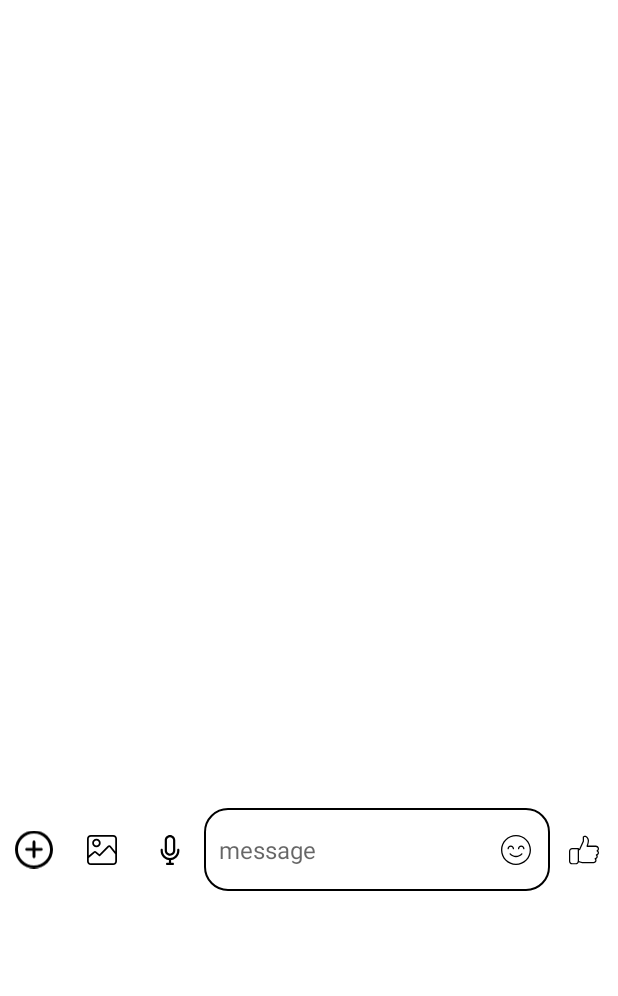
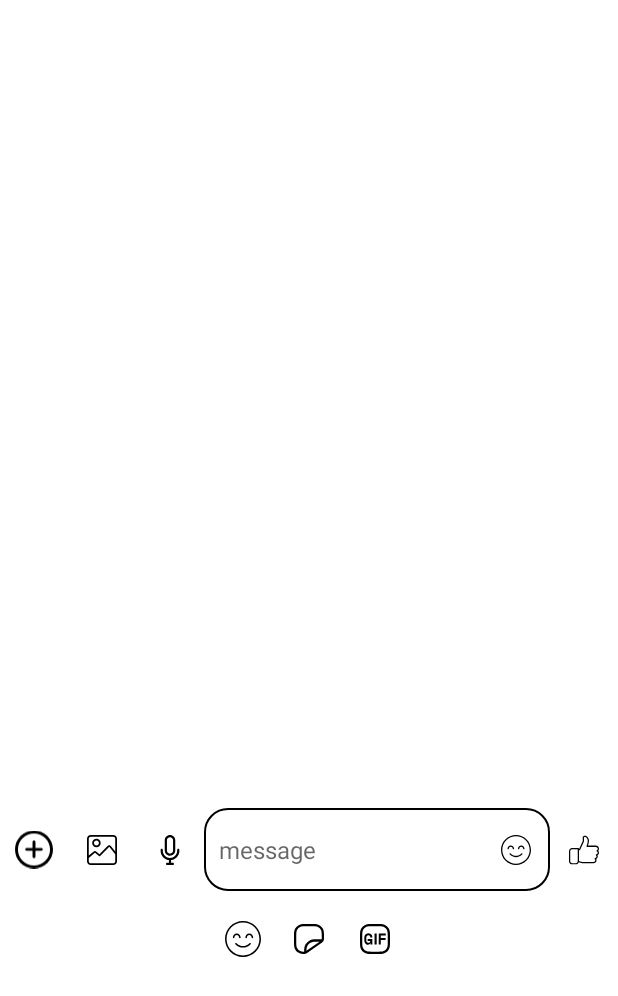
Before and after one commit to khangTi/MyProject, an Android app: the GalleryFragment screen opened through its navigation route, after a tap on an icon or button, on a phone screen of 412 x 824 dp. Shown: the top 996 px of the screen. Run offline under Robolectric (Android 15) with nearby library versions, the phone set to English and light mode, and no system bars; network calls fail; pictures from the network do not load; 1 statement that could not run was skipped; 3 other taps on this screen came first.

Commit message:
update emoji

```diff
--- a/app/src/main/java/com/kt/myproject/ui/fragment/gallery/GalleryFragment.kt
+++ b/app/src/main/java/com/kt/myproject/ui/fragment/gallery/GalleryFragment.kt
@@ -6,7 +6,6 @@ import com.kt.myproject.databinding.GalleryBinding
 class GalleryFragment : BaseFragment<GalleryBinding>(GalleryBinding::inflate) {
 
     override fun onViewCreated() {
-        binding.galleryInput.setupStubGallery(requireActivity())
     }
 
     override fun onLiveDataObserve() {
--- /dev/null
+++ b/app/src/main/java/com/kt/myproject/ui/fragment/gallery/emoji/EmojiView.kt
@@ -0,0 +1,36 @@
+package com.kt.myproject.ui.fragment.gallery.emoji
+
+import android.content.Context
+import android.content.res.TypedArray
+import android.util.AttributeSet
+import com.kt.myproject.base.AppBindCustomView
+import com.kt.myproject.databinding.EmojiViewBinding
+import com.kt.myproject.ex.toast
+import com.kt.myproject.ui.fragment.gallery.keyboard.InputAwareLayout
+
+class EmojiView(context: Context, attrs: AttributeSet) :
+    AppBindCustomView<EmojiViewBinding>(context, attrs, EmojiViewBinding::inflate),
+    InputAwareLayout.InputView {
+
+    override fun onViewInit(context: Context, types: TypedArray) {
+        bd.emojiViewEmoji.setOnClickListener { toast("emoji") }
+        bd.emojiViewSticker.setOnClickListener { toast("sticker") }
+        bd.emojiViewGif.setOnClickListener { toast("gif") }
+    }
+
+    override fun show(height: Int, immediate: Boolean) {
+        val params = layoutParams
+        params.height = height
+        layoutParams = params
+        visibility = VISIBLE
+    }
+
+    override fun hide(immediate: Boolean) {
+        visibility = GONE
+    }
+
+    override fun isShowing(): Boolean {
+        return visibility == VISIBLE
+    }
+
+}
--- a/app/src/main/java/com/kt/myproject/widget/GalleryView.kt
+++ b/app/src/main/java/com/kt/myproject/widget/GalleryView.kt
@@ -29,6 +29,7 @@ class GalleryView(context: Context, attrs: AttributeSet?) :
     }
 
     fun bindAdapterView() {
+        if (!adapter.currentList.isNullOrEmpty()) return
         CoroutineScope(Dispatchers.IO).launch {
             val list = Utils().getMediaInBucket(
                 context, Media.ALL_MEDIA_BUCKET_ID,
--- a/app/src/main/java/com/kt/myproject/widget/WidgetChatInput.kt
+++ b/app/src/main/java/com/kt/myproject/widget/WidgetChatInput.kt
@@ -1,7 +1,6 @@
 package com.kt.myproject.widget
 
 import android.annotation.SuppressLint
-import android.app.Activity
 import android.content.Context
 import android.content.res.TypedArray
 import android.text.Editable
@@ -17,8 +16,6 @@ import com.kt.myproject.databinding.WidgetInputMessageBinding
 import com.kt.myproject.ex.SimpleTextWatcher
 import com.kt.myproject.ex.post
 import com.kt.myproject.ui.fragment.gallery.keyboard.KeyboardAwareLinearLayout
-import com.kt.myproject.ui.fragment.gallery.keyboard.Stub
-import com.kt.myproject.ui.fragment.gallery.keyboard.findStubById
 
 class WidgetChatInput(context: Context, attrs: AttributeSet?) :
     AppBindCustomView<WidgetInputMessageBinding>(
@@ -36,25 +33,25 @@ class WidgetChatInput(context: Context, attrs: AttributeSet?) :
             bd.chatInputInput.setText(value)
         }
 
-    private var galleryStub: Stub<GalleryView>? = null
-
-    private lateinit var act: Activity
-
     @SuppressLint("ClickableViewAccessibility")
     override fun onViewInit(context: Context, types: TypedArray) {
+        setupStubGaller()
         bd.chatInputInput.addTextChangedListener(this)
         bd.chatInputAudio.setOnClickListener {
             listener?.onMicClick()
         }
         bd.chatInputEmoji.setOnClickListener {
+            hideGallery()
+            bd.widgetInputGallery.show(bd.chatInputInput, bd.emojiView)
             listener?.onEmojiClick()
         }
         bd.chatInputSend.setOnClickListener {
             listener?.onSendClick(text)
         }
         bd.chatInputPhoto.setOnClickListener {
-            bd.widgetInputGallery.show(bd.chatInputInput, galleryStub!!.get()!!)
-            galleryStub?.get()?.bindAdapterView()
+            hideEmoji()
+            bd.widgetInputGallery.show(bd.chatInputInput, bd.chatInputStub)
+            bd.chatInputStub.bindAdapterView()
         }
         bd.chatInputInput.setOnTouchListener { _, _ ->
             animViewFocus()
@@ -74,14 +71,15 @@ class WidgetChatInput(context: Context, attrs: AttributeSet?) :
         }
     }
 
-    fun setupStubGallery(act: Activity) {
-        this.act = act
+    private fun setupStubGaller() {
         bd.widgetInputGallery.setIsBubble(false)
         bd.widgetInputGallery.addOnKeyboardShownListener(this)
         bd.widgetInputGallery.hideAttachedInput(false)
-        galleryStub = findStubById((context as Activity), bd.widgetInputStub.id)
-        bd.widgetInputGallery.show(bd.chatInputInput, galleryStub!!.get()!!)
-        post(100) { bd.widgetInputGallery.hideAttachedInput(true) }
+        bd.widgetInputGallery.show(bd.chatInputInput, bd.chatInputStub)
+        post(100) {
+            hideEmoji()
+            bd.widgetInputGallery.hideAttachedInput(true)
+        }
     }
 
     override fun afterTextChanged(s: Editable?) {
@@ -147,4 +145,16 @@ class WidgetChatInput(context: Context, attrs: AttributeSet?) :
         bd.widgetInputGallery.hideAttachedInput(true)
     }
 
+    private fun hideGallery() {
+        if (bd.chatInputStub.isShowing()) {
+            bd.chatInputStub.hide(true)
+        }
+    }
+
+    private fun hideEmoji() {
+        if (bd.emojiView.isShowing()) {
+            bd.emojiView.hide(true)
+        }
+    }
+
 }
--- /dev/null
+++ b/app/src/main/res/drawable/ic_gif.xml
@@ -0,0 +1,9 @@
+<vector xmlns:android="http://schemas.android.com/apk/res/android"
+    android:width="24dp"
+    android:height="24dp"
+    android:viewportWidth="24"
+    android:viewportHeight="24">
+    <path
+        android:fillColor="@color/black"
+        android:pathData="M14.31,3.5c2.55,0 3.23,0.26 3.91,0.62a4,4 0,0 1,1.66 1.66c0.36,0.68 0.62,1.36 0.62,3.91v4.62c0,2.55 -0.26,3.23 -0.62,3.91a4,4 0,0 1,-1.66 1.66c-0.68,0.36 -1.36,0.62 -3.91,0.62L9.69,20.5c-2.55,0 -3.23,-0.26 -3.91,-0.62a4,4 0,0 1,-1.66 -1.66c-0.36,-0.68 -0.62,-1.36 -0.62,-3.91L3.5,9.69c0,-2.55 0.26,-3.23 0.62,-3.91A4,4 0,0 1,5.78 4.12c0.68,-0.36 1.36,-0.62 3.91,-0.62h4.62m0,-1.5L9.69,2C7,2 6.05,2.28 5.07,2.8A5.52,5.52 0,0 0,2.8 5.07C2.28,6.05 2,7 2,9.69v4.62c0,2.67 0.28,3.64 0.8,4.62A5.52,5.52 0,0 0,5.07 21.2c1,0.52 1.95,0.8 4.62,0.8h4.62c2.67,0 3.64,-0.28 4.62,-0.8a5.52,5.52 0,0 0,2.27 -2.27c0.52,-1 0.8,-1.95 0.8,-4.62L22,9.69c0,-2.67 -0.28,-3.64 -0.8,-4.62A5.52,5.52 0,0 0,18.93 2.8C18,2.28 17,2 14.31,2ZM7.12,12h3.11v3.67L9,15.67v-0.81L8.8,14.86a1.3,1.3 0,0 1,-0.48 0.68,1.66 1.66,0 0,1 -1.06,0.28 2.24,2.24 0,0 1,-0.93 -0.19A2.06,2.06 0,0 1,5.57 15a2.9,2.9 0,0 1,-0.51 -0.92,4 4,0 0,1 -0.19,-1.27v-1.7A3.45,3.45 0,0 1,5.08 9.9,2.5 2.5,0 0,1 5.64,9a2.36,2.36 0,0 1,0.85 -0.57,3 3,0 0,1 1.1,-0.19 3,3 0,0 1,1.12 0.2A2.7,2.7 0,0 1,9.54 9a2.35,2.35 0,0 1,0.51 0.85,2.9 2.9,0 0,1 0.18,1L10.23,11L8.86,11v-0.12a1.31,1.31 0,0 0,-0.34 -1,1.26 1.26,0 0,0 -0.95,-0.34 1.27,1.27 0,0 0,-1 0.39,1.89 1.89,0 0,0 -0.37,1.33v1.54c0,1.12 0.45,1.68 1.37,1.68a1.22,1.22 0,0 0,0.92 -0.33,1.15 1.15,0 0,0 0.32,-0.87L7.12,13.28ZM13.12,8.41v7.26L11.7,15.67L11.7,8.37ZM14.53,8.41h4.65v1.3L15.85,9.71v1.67h3.22v1.3L15.85,12.68v3L14.48,15.68Z" />
+</vector>
--- /dev/null
+++ b/app/src/main/res/drawable/ic_sticker.xml
@@ -0,0 +1,9 @@
+<vector xmlns:android="http://schemas.android.com/apk/res/android"
+    android:width="24dp"
+    android:height="24dp"
+    android:viewportWidth="24"
+    android:viewportHeight="24">
+    <path
+        android:fillColor="@color/black"
+        android:pathData="M21.2,5.072A5.55,5.55 0,0 0,18.928 2.8c-0.977,-0.522 -1.947,-0.8 -4.62,-0.8L9.692,2c-2.673,0 -3.643,0.278 -4.62,0.8A5.55,5.55 0,0 0,2.8 5.072c-0.522,0.977 -0.8,1.947 -0.8,4.62v4.616c0,2.673 0.278,3.643 0.8,4.62A5.55,5.55 0,0 0,5.072 21.2a7.326,7.326 0,0 0,3.616 0.785h0.1a3,3 0,0 0,1.7 -0.53L20.734,14.4A3,3 0,0 0,22 11.949L22,9.692C22,7.019 21.722,6.049 21.2,5.072ZM8.739,20.485a5.82,5.82 0,0 1,-2.96 -0.608,4.017 4.017,0 0,1 -1.656,-1.656c-0.365,-0.683 -0.623,-1.363 -0.623,-3.913L3.5,9.692c0,-2.55 0.258,-3.231 0.623,-3.913A4.017,4.017 0,0 1,5.779 4.123C6.462,3.758 7.142,3.5 9.692,3.5h4.616c2.55,0 3.231,0.258 3.913,0.623a4.017,4.017 0,0 1,1.656 1.656c0.365,0.683 0.623,1.363 0.623,3.913v2.257a1.519,1.519 0,0 1,-0.036 0.3L17.191,12.249c-2.8,0 -3.872,0.3 -4.975,0.89a6.172,6.172 0,0 0,-2.575 2.575c-0.575,1.074 -0.872,2.132 -0.888,4.769L8.739,20.483ZM10.264,19.785a6.631,6.631 0,0 1,0.7 -3.362,4.7 4.7,0 0,1 1.96,-1.961c0.755,-0.4 1.549,-0.712 4.268,-0.712h1.837Z"/>
+</vector>
--- /dev/null
+++ b/app/src/main/res/layout/emoji_view.xml
@@ -0,0 +1,49 @@
+<?xml version="1.0" encoding="utf-8"?>
+<androidx.constraintlayout.widget.ConstraintLayout xmlns:android="http://schemas.android.com/apk/res/android"
+    xmlns:app="http://schemas.android.com/apk/res-auto"
+    android:layout_width="match_parent"
+    android:layout_height="match_parent"
+    android:maxHeight="339dp">
+
+    <androidx.appcompat.widget.AppCompatImageButton
+        android:id="@+id/emoji_view_emoji"
+        android:layout_width="44dp"
+        android:layout_height="44dp"
+        android:background="@null"
+        android:padding="10dp"
+        android:scaleType="centerCrop"
+        android:src="@drawable/ic_emoji"
+        app:layout_constraintEnd_toStartOf="@+id/emoji_view_sticker"
+        app:layout_constraintTop_toTopOf="parent" />
+
+    <androidx.appcompat.widget.AppCompatImageButton
+        android:id="@+id/emoji_view_sticker"
+        android:layout_width="44dp"
+        android:layout_height="44dp"
+        android:background="@null"
+        android:padding="10dp"
+        android:scaleType="centerCrop"
+        android:src="@drawable/ic_sticker"
+        app:layout_constraintEnd_toEndOf="parent"
+        app:layout_constraintStart_toStartOf="parent"
+        app:layout_constraintTop_toTopOf="parent" />
+
+    <androidx.appcompat.widget.AppCompatImageButton
+        android:id="@+id/emoji_view_gif"
+        android:layout_width="44dp"
+        android:layout_height="44dp"
+        android:background="@null"
+        android:padding="10dp"
+        android:scaleType="centerCrop"
+        android:src="@drawable/ic_gif"
+        app:layout_constraintStart_toEndOf="@+id/emoji_view_sticker"
+        app:layout_constraintTop_toTopOf="parent" />
+
+    <androidx.fragment.app.FragmentContainerView
+        android:id="@+id/emoji_view_container"
+        android:layout_width="match_parent"
+        android:layout_height="0dp"
+        app:layout_constraintBottom_toBottomOf="parent"
+        app:layout_constraintTop_toBottomOf="@+id/emoji_view_sticker" />
+
+</androidx.constraintlayout.widget.ConstraintLayout>
--- a/app/src/main/res/layout/gallery_stub.xml
+++ /dev/null
@@ -1,5 +0,0 @@
-<?xml version="1.0" encoding="utf-8"?>
-<com.kt.myproject.widget.GalleryView xmlns:android="http://schemas.android.com/apk/res/android"
-    android:id="@+id/gallery_view_stub"
-    android:layout_width="match_parent"
-    android:layout_height="wrap_content" />
--- a/app/src/main/res/layout/widget_input_message.xml
+++ b/app/src/main/res/layout/widget_input_message.xml
@@ -1,6 +1,7 @@
 <?xml version="1.0" encoding="utf-8"?>
 <androidx.constraintlayout.widget.ConstraintLayout xmlns:android="http://schemas.android.com/apk/res/android"
     xmlns:app="http://schemas.android.com/apk/res-auto"
+    xmlns:tools="http://schemas.android.com/tools"
     android:id="@+id/chat_input_root"
     android:layout_width="match_parent"
     android:layout_height="wrap_content"
@@ -109,11 +110,17 @@
         app:layout_constraintEnd_toEndOf="parent"
         app:layout_constraintStart_toStartOf="parent">
 
-        <ViewStub
-            android:id="@+id/widget_input_stub"
+        <com.kt.myproject.widget.GalleryView
+            android:id="@+id/chat_input_stub"
+            android:layout_height="wrap_content"
+            android:layout_width="match_parent"
+            tools:visibility="gone" />
+
+        <com.kt.myproject.ui.fragment.gallery.emoji.EmojiView
+            android:id="@+id/emoji_view"
             android:layout_width="match_parent"
             android:layout_height="wrap_content"
-            android:layout="@layout/gallery_stub" />
+            tools:visibility="gone" />
 
     </com.kt.myproject.ui.fragment.gallery.keyboard.InputAwareLayout>
 
```
Also changed, not shown: app/src/main/java/com/kt/myproject/ui/fragment/gallery/emoji/EmojiFragment.kt (added, +14 -0 lines), app/src/main/java/com/kt/myproject/ui/fragment/gallery/emoji/GifFragment.kt (added, +14 -0 lines), app/src/main/java/com/kt/myproject/ui/fragment/gallery/emoji/StickerFragment.kt (added, +16 -0 lines), app/src/main/res/layout/fragment_emoji.xml (added, +17 -0 lines), app/src/main/res/layout/fragment_gif.xml (added, +17 -0 lines), app/src/main/res/layout/fragment_sticker.xml (added, +16 -0 lines).
